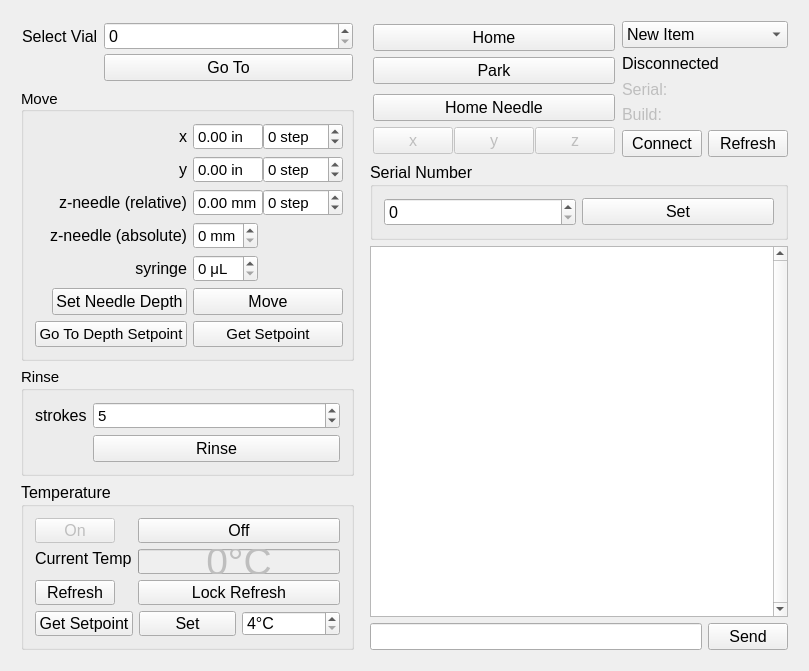
amoose136/GPIController, file src/gpicontroller.ui: the form before one commit.
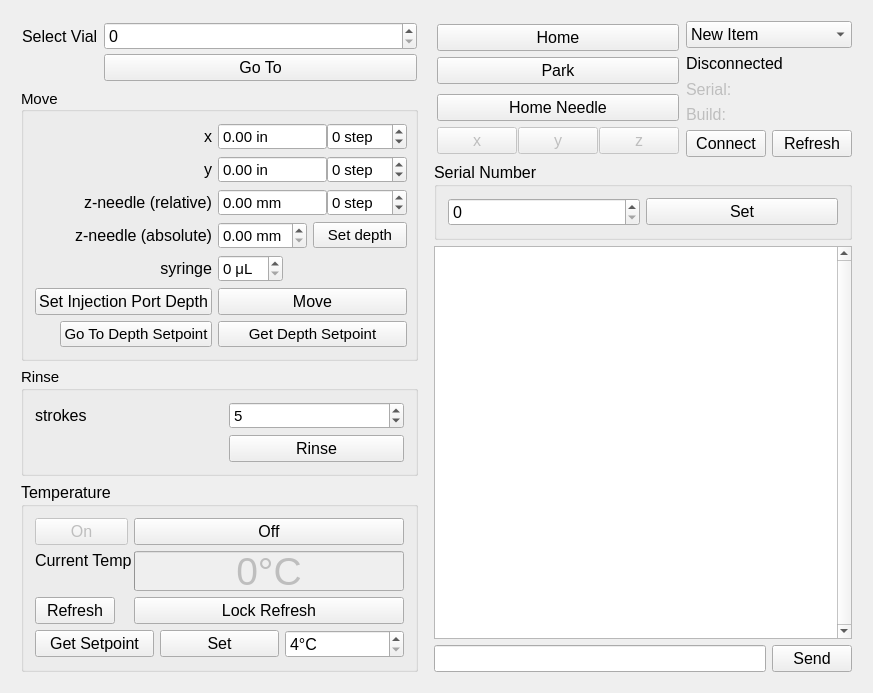
The form after the commit. Custom widgets are drawn as their Qt base class.

Commit message: working on adding key captures on derived classes (spinbox and line input)

```diff
--- a/src/gpicontroller.ui
+++ b/src/gpicontroller.ui
@@ -6,8 +6,8 @@
    <rect>
     <x>0</x>
     <y>0</y>
-    <width>807</width>
-    <height>671</height>
+    <width>873</width>
+    <height>693</height>
    </rect>
   </property>
   <property name="sizePolicy">
@@ -345,7 +345,7 @@
               <string>Set the needle depth to the current needle position</string>
              </property>
              <property name="text">
-              <string>Set Needle Depth</string>
+              <string>Set Injection Port Depth</string>
              </property>
              <property name="checkable">
               <bool>false</bool>
@@ -369,6 +369,12 @@
                <verstretch>0</verstretch>
               </sizepolicy>
              </property>
+             <property name="minimumSize">
+              <size>
+               <width>166</width>
+               <height>0</height>
+              </size>
+             </property>
              <property name="font">
               <font>
                <family>Arial</family>
@@ -397,37 +403,6 @@
              </property>
             </widget>
            </item>
-           <item row="3" column="1">
-            <widget class="QSpinBox" name="spinboxNeedle">
-             <property name="sizePolicy">
-              <sizepolicy hsizetype="Maximum" vsizetype="Fixed">
-               <horstretch>0</horstretch>
-               <verstretch>0</verstretch>
-              </sizepolicy>
-             </property>
-             <property name="minimumSize">
-              <size>
-               <width>65</width>
-               <height>0</height>
-              </size>
-             </property>
-             <property name="maximumSize">
-              <size>
-               <width>65</width>
-               <height>16777215</height>
-              </size>
-             </property>
-             <property name="toolTip">
-              <string>Scroll to change or type to enter a precise value</string>
-             </property>
-             <property name="suffix">
-              <string> mm</string>
-             </property>
-             <property name="maximum">
-              <number>55</number>
-             </property>
-            </widget>
-           </item>
            <item row="6" column="0">
             <widget class="QPushButton" name="buttonGoToDepthSetpoint">
              <property name="font">
@@ -446,7 +421,7 @@
               <string>Gets the current needle depth setpoint</string>
              </property>
              <property name="text">
-              <string>Get Setpoint</string>
+              <string>Get Depth Setpoint</string>
              </property>
             </widget>
            </item>
@@ -687,6 +662,45 @@
              </item>
             </layout>
            </item>
+           <item row="3" column="1">
+            <layout class="QHBoxLayout" name="layout_z_absolute">
+             <item>
+              <widget class="QtcSpinBox" name="spinboxNeedle">
+               <property name="sizePolicy">
+                <sizepolicy hsizetype="Maximum" vsizetype="Fixed">
+                 <horstretch>0</horstretch>
+                 <verstretch>0</verstretch>
+                </sizepolicy>
+               </property>
+               <property name="minimumSize">
+                <size>
+                 <width>89</width>
+                 <height>0</height>
+                </size>
+               </property>
+               <property name="maximumSize">
+                <size>
+                 <width>65</width>
+                 <height>16777215</height>
+                </size>
+               </property>
+               <property name="toolTip">
+                <string>Scroll to change or type to enter a precise value</string>
+               </property>
+               <property name="suffix">
+                <string> mm</string>
+               </property>
+              </widget>
+             </item>
+             <item>
+              <widget class="QPushButton" name="buttonSetDepthDirect">
+               <property name="text">
+                <string>Set depth</string>
+               </property>
+              </widget>
+             </item>
+            </layout>
+           </item>
           </layout>
          </widget>
         </item>
@@ -706,6 +720,12 @@
             <layout class="QFormLayout" name="layoutRinse">
              <item row="0" column="0">
               <widget class="QLabel" name="labelStrokes">
+               <property name="minimumSize">
+                <size>
+                 <width>188</width>
+                 <height>0</height>
+                </size>
+               </property>
                <property name="font">
                 <font>
                  <family>Arial</family>
@@ -781,12 +801,21 @@
           </property>
           <layout class="QHBoxLayout" name="horizontalLayout">
            <item>
-            <layout class="QFormLayout" name="formLayout_2">
+            <layout class="QFormLayout" name="layoutTemp">
+             <property name="horizontalSpacing">
+              <number>2</number>
+             </property>
              <item row="0" column="0">
               <widget class="QPushButton" name="buttonTempOn">
                <property name="enabled">
                 <bool>false</bool>
                </property>
+               <property name="minimumSize">
+                <size>
+                 <width>93</width>
+                 <height>0</height>
+                </size>
+               </property>
                <property name="toolTip">
                 <string>Activate heating and cooling</string>
                </property>
@@ -1368,6 +1397,13 @@
   </widget>
  </widget>
  <layoutdefault spacing="6" margin="11"/>
+ <customwidgets>
+  <customwidget>
+   <class>QtcSpinBox</class>
+   <extends>QDoubleSpinBox</extends>
+   <header>qtcspinbox.h</header>
+  </customwidget>
+ </customwidgets>
  <tabstops>
   <tabstop>spinboxSelectVial</tabstop>
   <tabstop>spinboxNeedle</tabstop>
```
Left out of the diff: 1 changed line with no effect on the pictures. The commit also changes 5 other files.
